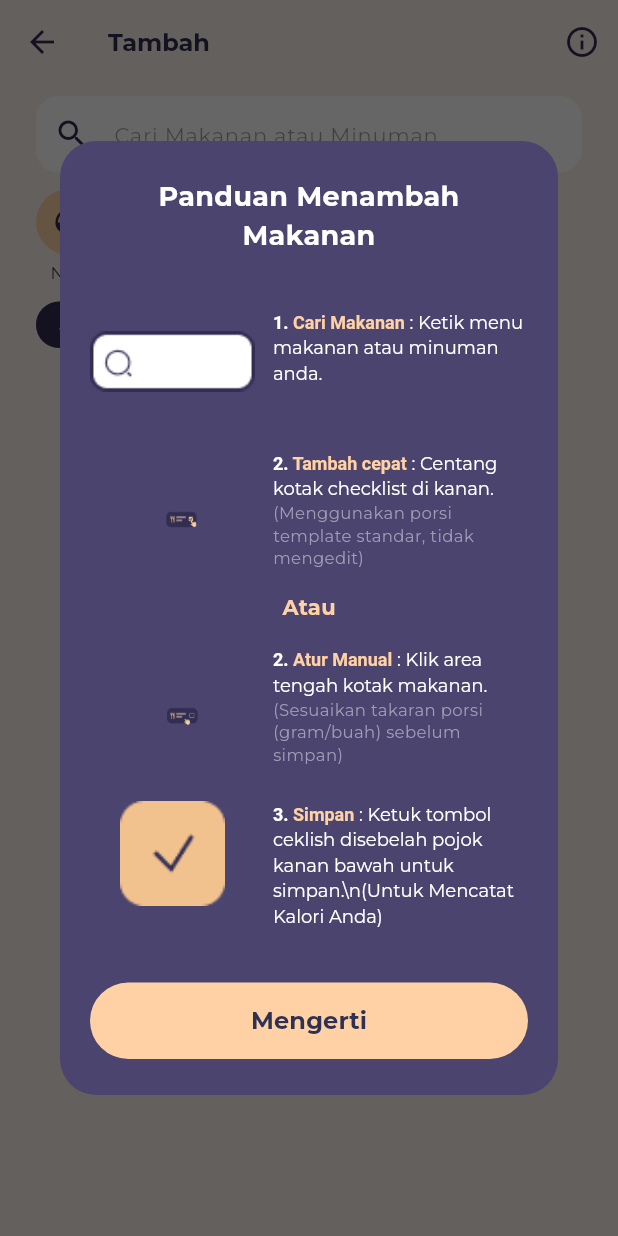
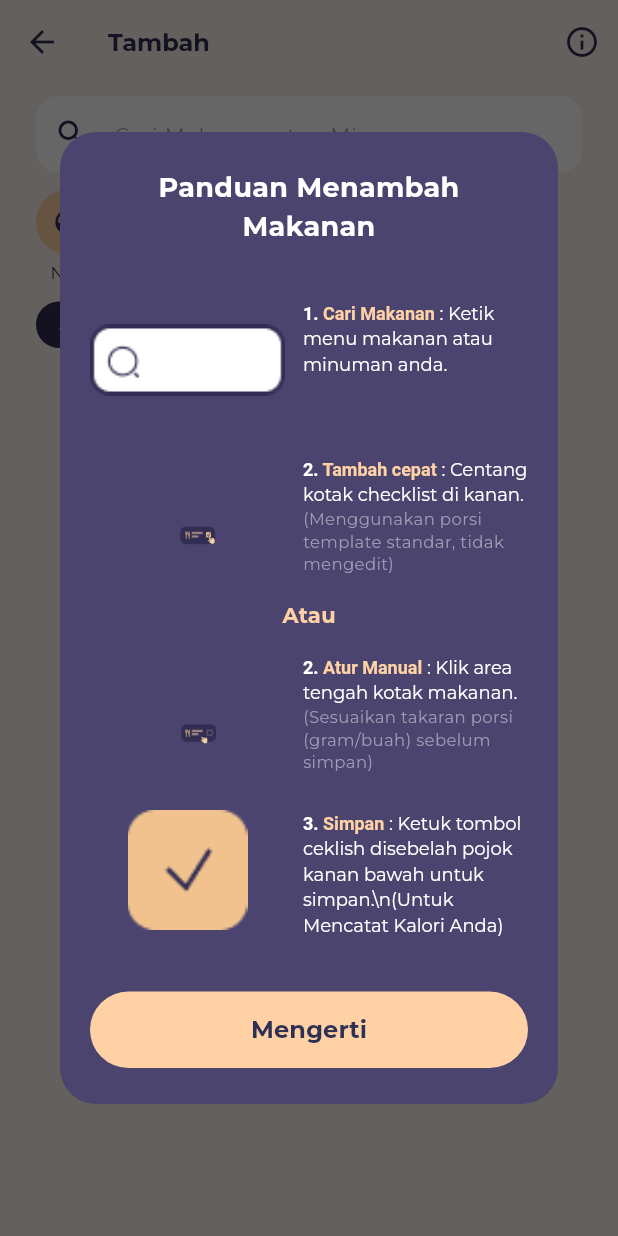
Before and after one commit to ErickHaidar/Nutrify, a Flutter app: the AddMealScreen screen opened directly with empty values, after a tap on the "info outline" icon, on a phone screen of 412 x 824 dp. Run offline on Flutter 3.47's test engine with Material 3 defaults, Android fonts, the phone set to English and light mode, and no system bars; our stand-ins replace another_flushbar, dio, event_bus, firebase_core, firebase_messaging, flutter_dotenv and 16 more; missing offline and left inert: xxtea; accounts and stored records are empty; generated files the repository leaves out were written again; network calls fail; project files that could hold a hidden picture were left out.

Commit message:
Polishing Meal Add

```diff
--- a/frontend/lib/screens/add_meal_screen.dart
+++ b/frontend/lib/screens/add_meal_screen.dart
@@ -363,7 +363,7 @@ class _AddMealScreenState extends State<AddMealScreen> {
                 ' : Ketik menu makanan atau minuman anda.',
                 null,
                 'assets/images/Gambar Search (1).png',
-                customImageWidth: 90,
+                customImageWidth: 110,
               ),
               _buildTutorialStep(
                 '2. ',
@@ -435,8 +435,8 @@ class _AddMealScreenState extends State<AddMealScreen> {
         children: [
           // Illustration Box - transparent background, fixed size to prevent overflow
           SizedBox(
-            width: 110,
-            height: 70,
+            width: 130,
+            height: 80,
             child: Container(
               decoration: BoxDecoration(
                 color: Colors.transparent,
@@ -446,8 +446,8 @@ class _AddMealScreenState extends State<AddMealScreen> {
                 borderRadius: BorderRadius.circular(16),
                 child: Image.asset(
                   imagePath,
-                  width: customImageWidth ?? 110,
-                  height: 70,
+                  width: customImageWidth ?? 130,
+                  height: 80,
                   fit: BoxFit.contain,
                 ),
               ),
@@ -585,7 +585,12 @@ class _AddMealScreenState extends State<AddMealScreen> {
                       } else if (_filterMode == 'recommendations') {
                         _loadRecommendationsList();
                       } else {
-                        _search(_searchController.text.trim());
+                        final query = _searchController.text.trim();
+                        if (query.isEmpty && _selectedCategory.isNotEmpty) {
+                          _search(_selectedCategory.toLowerCase());
+                        } else {
+                          _search(query);
+                        }
                       }
                     },
                     child: Column(
```
